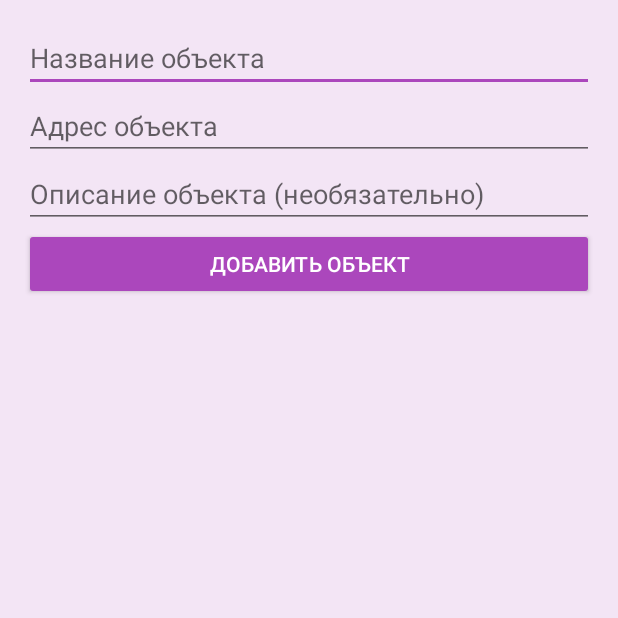
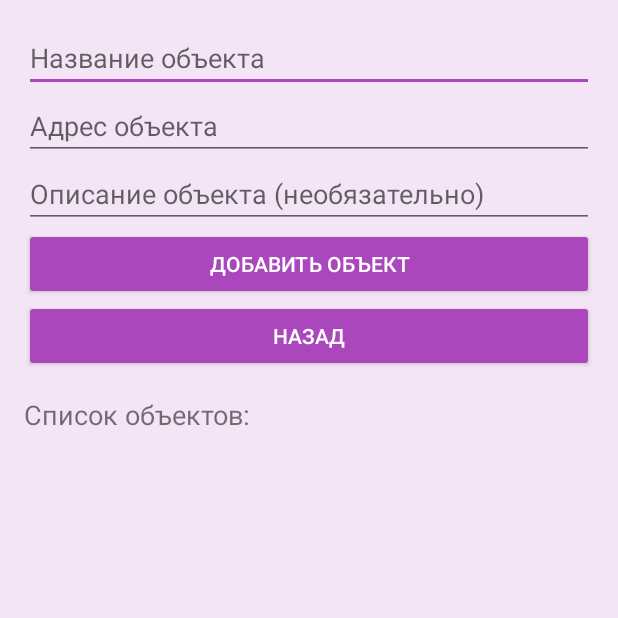
Before and after one commit to iluscho/PerformApp, an Android app: the DispatcherActivity screen opened directly, with no data from a screen before it, after a tap on "РЕЕСТР ОБЬЕКТОВ", on a phone screen of 412 x 824 dp, the top half of it. Run offline under Robolectric (Android 15) with nearby library versions, the phone set to English and light mode, and no system bars; our stand-ins replace Firebase (no records; nobody signed in at launch, a user with empty details on screens opened directly).

Commit message:
auto auth, objects list, accepted and booked worker info

```diff
--- a/app/build.gradle.kts
+++ b/app/build.gradle.kts
@@ -45,6 +45,7 @@ dependencies {
     implementation(libs.constraintlayout)
     implementation(libs.firebase.database)
     implementation(libs.firebase.firestore)
+    implementation(libs.leanback)
     testImplementation(libs.junit)
     testImplementation(libs.core)
     testImplementation(libs.runner)
--- a/app/src/main/java/com/example/performapp/DispatcherActivity.java
+++ b/app/src/main/java/com/example/performapp/DispatcherActivity.java
@@ -1,9 +1,9 @@
 package com.example.performapp;
 
 import android.content.Intent;
+import android.content.SharedPreferences;
 import android.os.Bundle;
 import android.util.Log;
-import android.view.View;
 import android.widget.Button;
 
 import androidx.annotation.NonNull;
@@ -11,20 +11,16 @@ import androidx.appcompat.app.AppCompatActivity;
 import androidx.recyclerview.widget.LinearLayoutManager;
 import androidx.recyclerview.widget.RecyclerView;
 
-import com.google.firebase.database.DataSnapshot;
-import com.google.firebase.database.DatabaseError;
-import com.google.firebase.database.DatabaseReference;
-import com.google.firebase.database.FirebaseDatabase;
-import com.google.firebase.database.ValueEventListener;
+import com.google.firebase.database.*;
 
-import java.util.ArrayList;
-import java.util.List;
+import java.util.*;
 
 public class DispatcherActivity extends AppCompatActivity {
+
     private RecyclerView recyclerView;
     private TaskAdapter taskAdapter;
     private List<Task> taskList = new ArrayList<>();
-    private static final String TAG = "DispatcherActivity";
+    private static final String PREF_NAME = "MyAppPrefs";
 
     @Override
     protected void onCreate(Bundle savedInstanceState) {
@@ -36,19 +32,14 @@ public class DispatcherActivity extends AppCompatActivity {
         taskAdapter = new TaskAdapter(taskList, null);
         recyclerView.setAdapter(taskAdapter);
 
-        // Получаем экземпляр Realtime Database
-        final FirebaseDatabase database = FirebaseDatabase.getInstance();
-        // Ссылка на узел "tasks"
-        final DatabaseReference tasksRef = database.getReference("tasks");
+        DatabaseReference tasksRef = FirebaseDatabase.getInstance().getReference("tasks");
 
-        // Слушатель изменений в узле "tasks"
         tasksRef.addValueEventListener(new ValueEventListener() {
             @Override
-            public void onDataChange(@NonNull DataSnapshot dataSnapshot) {
+            public void onDataChange(@NonNull DataSnapshot snapshot) {
                 taskList.clear();
-                for (DataSnapshot snapshot : dataSnapshot.getChildren()) {
-                    // Преобразуем данные в объект Task
-                    Task task = snapshot.getValue(Task.class);
+                for (DataSnapshot ds : snapshot.getChildren()) {
+                    Task task = ds.getValue(Task.class);
                     if (task != null) {
                         taskList.add(task);
                     }
@@ -57,28 +48,23 @@ public class DispatcherActivity extends AppCompatActivity {
             }
 
             @Override
-            public void onCancelled(@NonNull DatabaseError databaseError) {
-                Log.w(TAG, "Ошибка при прослушивании tasks", databaseError.toException());
+            public void onCancelled(@NonNull DatabaseError error) {
+                Log.w("DispatcherActivity", "Ошибка загрузки задач", error.toException());
             }
         });
 
-        // Кнопка перехода в активность "Реестр объектов"
-        Button btnObjectRegistry = findViewById(R.id.btnObjectRegistry);
-        btnObjectRegistry.setOnClickListener(new View.OnClickListener() {
-            @Override
-            public void onClick(View v) {
-                startActivity(new Intent(DispatcherActivity.this, ObjectRegistryActivity.class));
-            }
-        });
+        findViewById(R.id.btnObjectRegistry).setOnClickListener(v ->
+                startActivity(new Intent(this, ObjectRegistryActivity.class)));
 
-        // Кнопка открытия активности для добавления заявки
-        Button btnAddTask = findViewById(R.id.btnAddTask);
-        btnAddTask.setOnClickListener(new View.OnClickListener() {
-            @Override
-            public void onClick(View v) {
-                // Запускаем активность для добавления новой заявки
-                startActivity(new Intent(DispatcherActivity.this, AddRequestActivity.class));
-            }
+        findViewById(R.id.btnAddTask).setOnClickListener(v ->
+                startActivity(new Intent(this, AddRequestActivity.class)));
+
+        Button buttonExit = findViewById(R.id.buttondispexit);
+        buttonExit.setOnClickListener(v -> {
+            getSharedPreferences(PREF_NAME, MODE_PRIVATE).edit().clear().apply();
+            Intent intent = new Intent(this, AuthActivity.class);
+            intent.setFlags(Intent.FLAG_ACTIVITY_NEW_TASK | Intent.FLAG_ACTIVITY_CLEAR_TASK);
+            startActivity(intent);
         });
     }
 }
--- /dev/null
+++ b/app/src/main/java/com/example/performapp/ObjectAdapter.java
@@ -0,0 +1,52 @@
+package com.example.performapp;
+
+import android.view.LayoutInflater;
+import android.view.View;
+import android.view.ViewGroup;
+import android.widget.TextView;
+
+import androidx.annotation.NonNull;
+import androidx.recyclerview.widget.RecyclerView;
+
+import java.util.List;
+
+public class ObjectAdapter extends RecyclerView.Adapter<ObjectAdapter.ObjectViewHolder> {
+
+    private final List<RegistryObject> objectList;
+
+    public ObjectAdapter(List<RegistryObject> objectList) {
+        this.objectList = objectList;
+    }
+
+    @NonNull
+    @Override
+    public ObjectViewHolder onCreateViewHolder(@NonNull ViewGroup parent, int viewType) {
+        View itemView = LayoutInflater.from(parent.getContext())
+                .inflate(R.layout.item_object, parent, false);
+        return new ObjectViewHolder(itemView);
+    }
+
+    @Override
+    public void onBindViewHolder(@NonNull ObjectViewHolder holder, int position) {
+        RegistryObject obj = objectList.get(position);
+        holder.nameTextView.setText(obj.getName());
+        holder.addressTextView.setText(obj.getAddress());
+        holder.descriptionTextView.setText(obj.getDescription());
+    }
+
+    @Override
+    public int getItemCount() {
+        return objectList.size();
+    }
+
+    public static class ObjectViewHolder extends RecyclerView.ViewHolder {
+        TextView nameTextView, addressTextView, descriptionTextView;
+
+        public ObjectViewHolder(@NonNull View itemView) {
+            super(itemView);
+            nameTextView = itemView.findViewById(R.id.tvName);
+            addressTextView = itemView.findViewById(R.id.tvAddress);
+            descriptionTextView = itemView.findViewById(R.id.tvDescription);
+        }
+    }
+}
--- a/app/src/main/java/com/example/performapp/ObjectRegistryActivity.java
+++ b/app/src/main/java/com/example/performapp/ObjectRegistryActivity.java
@@ -10,76 +10,108 @@ import android.widget.Toast;
 
 import androidx.annotation.NonNull;
 import androidx.appcompat.app.AppCompatActivity;
+import androidx.recyclerview.widget.LinearLayoutManager;
+import androidx.recyclerview.widget.RecyclerView;
 
 import com.google.firebase.FirebaseApp;
+import com.google.firebase.database.DataSnapshot;
 import com.google.firebase.database.DatabaseError;
 import com.google.firebase.database.DatabaseReference;
 import com.google.firebase.database.FirebaseDatabase;
+import com.google.firebase.database.ValueEventListener;
+
+import java.util.ArrayList;
 
 public class ObjectRegistryActivity extends AppCompatActivity {
     private static final String TAG = "ObjectRegistryActivity";
+
     private EditText etObjectName, etObjectAddress, etObjectDescription;
-    private Button btnAddObject;
-    DatabaseReference objectsRef;
+    private Button btnAddObject, btnBack;
+    private RecyclerView recyclerViewObjects;
+
+    private DatabaseReference objectsRef;
+    private ObjectAdapter objectAdapter;
+    private ArrayList<RegistryObject> objectList;
 
     @Override
     protected void onCreate(Bundle savedInstanceState) {
         super.onCreate(savedInstanceState);
-        try {
-            // Инициализация Firebase (если ещё не инициализирован)
         FirebaseApp.initializeApp(this);
         setContentView(R.layout.activity_object_registry);
-            Log.d(TAG, "Разметка activity_object_registry загружена");
 
-            // Инициализация элементов разметки
+        initViews();
+        initFirebase();
+        setupRecyclerView();
+        loadObjectsFromFirebase();
+
+        btnAddObject.setOnClickListener(v -> addObject());
+        btnBack.setOnClickListener(v -> onBackPressed());
+    }
+
+    private void initViews() {
         etObjectName = findViewById(R.id.etObjectName);
         etObjectAddress = findViewById(R.id.etObjectAddress);
         etObjectDescription = findViewById(R.id.etObjectDescription);
         btnAddObject = findViewById(R.id.btnAddObject);
+        btnBack = findViewById(R.id.btnBack);
+        recyclerViewObjects = findViewById(R.id.recyclerViewObjects);
+    }
 
-            if (etObjectName == null) Log.e(TAG, "etObjectName не найден");
-            if (etObjectAddress == null) Log.e(TAG, "etObjectAddress не найден");
-            if (etObjectDescription == null) Log.e(TAG, "etObjectDescription не найден");
-            if (btnAddObject == null) Log.e(TAG, "btnAddObject не найден");
+    private void initFirebase() {
+        objectsRef = FirebaseDatabase.getInstance().getReference("objects");
+    }
 
-            // Получаем ссылку на узел "objects" в Realtime Database
-            objectsRef = FirebaseDatabase.getInstance().getReference("objects");
-            Log.d(TAG, "Ссылка на Firebase Realtime Database получена");
+    private void setupRecyclerView() {
+        objectList = new ArrayList<>();
+        objectAdapter = new ObjectAdapter(objectList);
+        recyclerViewObjects.setLayoutManager(new LinearLayoutManager(this));
+        recyclerViewObjects.setAdapter(objectAdapter);
+    }
 
-            btnAddObject.setOnClickListener(new View.OnClickListener() {
+    private void loadObjectsFromFirebase() {
+        objectsRef.addValueEventListener(new ValueEventListener() {
             @Override
-                public void onClick(View v) {
+            public void onDataChange(@NonNull DataSnapshot snapshot) {
+                objectList.clear();
+                for (DataSnapshot ds : snapshot.getChildren()) {
+                    RegistryObject obj = ds.getValue(RegistryObject.class);
+                    if (obj != null) {
+                        objectList.add(obj);
+                    }
+                }
+                objectAdapter.notifyDataSetChanged();
+            }
+
+            @Override
+            public void onCancelled(@NonNull DatabaseError error) {
+                Toast.makeText(ObjectRegistryActivity.this, "Ошибка загрузки объектов", Toast.LENGTH_SHORT).show();
+                Log.e(TAG, "Ошибка чтения из базы данных", error.toException());
+            }
+        });
+    }
+
+    private void addObject() {
         String name = etObjectName.getText().toString().trim();
         String address = etObjectAddress.getText().toString().trim();
         String description = etObjectDescription.getText().toString().trim();
 
         if (TextUtils.isEmpty(name) || TextUtils.isEmpty(address)) {
-                        Toast.makeText(ObjectRegistryActivity.this, "Введите название и адрес объекта", Toast.LENGTH_SHORT).show();
+            Toast.makeText(this, "Введите название и адрес объекта", Toast.LENGTH_SHORT).show();
             return;
         }
 
-                    // Создаем уникальный идентификатор для объекта
         String id = String.valueOf(System.currentTimeMillis());
         RegistryObject registryObject = new RegistryObject(id, name, address, description);
 
-                    // Сохраняем объект в Realtime Database
-                    objectsRef.child(id).setValue(registryObject, new DatabaseReference.CompletionListener() {
-                        @Override
-                        public void onComplete(DatabaseError error, @NonNull DatabaseReference ref) {
+        objectsRef.child(id).setValue(registryObject, (error, ref) -> {
             if (error != null) {
-                                Toast.makeText(ObjectRegistryActivity.this, "Ошибка добавления объекта", Toast.LENGTH_SHORT).show();
+                Toast.makeText(this, "Ошибка добавления объекта", Toast.LENGTH_SHORT).show();
                 Log.e(TAG, "Ошибка при добавлении объекта", error.toException());
             } else {
-                                Toast.makeText(ObjectRegistryActivity.this, "Объект успешно добавлен", Toast.LENGTH_SHORT).show();
+                Toast.makeText(this, "Объект успешно добавлен", Toast.LENGTH_SHORT).show();
                 clearFields();
             }
-                        }
         });
-                }
-            });
-        } catch (Exception e) {
-            Log.e(TAG, "Исключение в onCreate", e);
-        }
     }
 
     private void clearFields() {
--- a/app/src/main/res/layout/activity_object_registry.xml
+++ b/app/src/main/res/layout/activity_object_registry.xml
@@ -1,11 +1,8 @@
-<?xml version="1.0" encoding="utf-8"?>
-<LinearLayout
-    xmlns:android="http://schemas.android.com/apk/res/android"
+<LinearLayout xmlns:android="http://schemas.android.com/apk/res/android"
     android:layout_width="match_parent"
     android:layout_height="match_parent"
     android:orientation="vertical"
-    android:padding="16dp"
-    android:fitsSystemWindows="true">
+    android:padding="16dp">
 
     <EditText
         android:id="@+id/etObjectName"
@@ -30,4 +27,24 @@
         android:layout_width="match_parent"
         android:layout_height="wrap_content"
         android:text="Добавить объект" />
+
+    <Button
+        android:id="@+id/btnBack"
+        android:layout_width="match_parent"
+        android:layout_height="wrap_content"
+        android:text="Назад" />
+
+    <TextView
+        android:layout_width="match_parent"
+        android:layout_height="wrap_content"
+        android:text="Список объектов:"
+        android:textSize="18sp"
+        android:paddingTop="16dp"/>
+
+    <androidx.recyclerview.widget.RecyclerView
+        android:id="@+id/recyclerViewObjects"
+        android:layout_width="match_parent"
+        android:layout_height="0dp"
+        android:layout_weight="1"
+        android:layout_marginTop="8dp"/>
 </LinearLayout>
--- a/gradle/libs.versions.toml
+++ b/gradle/libs.versions.toml
@@ -1,5 +1,5 @@
 [versions]
-agp = "8.8.1"
+agp = "8.8.2"
 junit = "4.13.2"
 junitVersion = "1.2.1"
 espressoCore = "3.6.1"
@@ -12,6 +12,7 @@ firebaseDatabase = "21.0.0"
 firebaseFirestore = "25.1.2"
 core = "1.6.1"
 runner = "1.6.1"
+leanback = "1.2.0"
 
 [libraries]
 junit = { group = "junit", name = "junit", version.ref = "junit" }
@@ -25,6 +26,7 @@ firebase-database = { group = "com.google.firebase", name = "firebase-database",
 firebase-firestore = { group = "com.google.firebase", name = "firebase-firestore", version.ref = "firebaseFirestore" }
 core = { group = "androidx.test", name = "core", version.ref = "core" }
 runner = { group = "androidx.test", name = "runner", version.ref = "runner" }
+leanback = { group = "androidx.leanback", name = "leanback", version.ref = "leanback" }
 
 [plugins]
 android-application = { id = "com.android.application", version.ref = "agp" }
```
Also changed, not shown: app/src/main/java/com/example/performapp/AuthActivity.java (+65 -56 lines), app/src/main/java/com/example/performapp/RegistryObject.java (+16 -13 lines), app/src/main/java/com/example/performapp/Task.java (+23 -46 lines), app/src/main/java/com/example/performapp/WorkerActivity.java (+31 -36 lines), app/src/main/res/layout/activity_dispatcher.xml (+7 -1 lines), app/src/main/res/layout/activity_worker.xml (+7 -1 lines), app/src/main/res/layout/item_object.xml (added, +38 -0 lines), 3 other files. Lines whose indentation alone changed are shown as unchanged.
